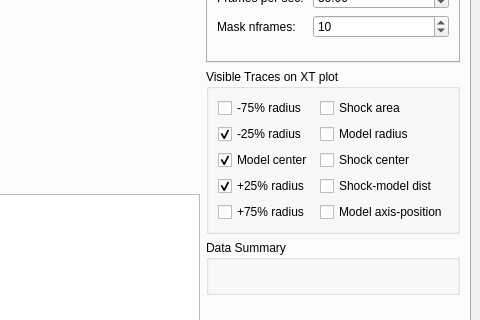
Above: arcjetCV/gui/arcjetCV.ui from magnus-haw/arcjetCV before the change; both pictures show x 705 to 1185 and y 242 to 562 of the 1185 by 746 pixel window. Below: the same form after it.
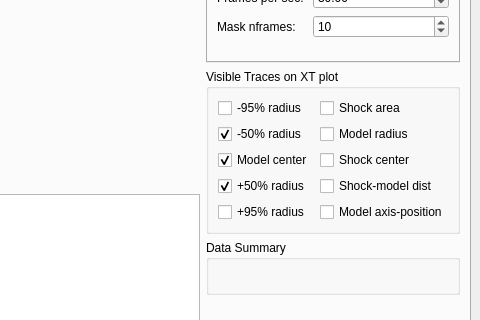
That is the form after the change. The open tabs and pages were chosen to show the change.

Commit message: updated interpolation positions and variable+labels from 25%,75% to 50%,95%

What changed in the file:
```diff
--- a/arcjetCV/gui/arcjetCV.ui
+++ b/arcjetCV/gui/arcjetCV.ui
@@ -1038,7 +1038,7 @@
              <item row="4" column="0">
               <widget class="QCheckBox" name="checkBox_75_radius">
                <property name="text">
-                <string>+75% radius</string>
+                <string>+95% radius</string>
                </property>
                <property name="checked">
                 <bool>false</bool>
@@ -1048,7 +1048,7 @@
              <item row="1" column="0">
               <widget class="QCheckBox" name="checkBox_m25_radius">
                <property name="text">
-                <string>-25% radius</string>
+                <string>-50% radius</string>
                </property>
                <property name="checked">
                 <bool>true</bool>
@@ -1065,7 +1065,7 @@
              <item row="3" column="0">
               <widget class="QCheckBox" name="checkBox_25_radius">
                <property name="text">
-                <string>+25% radius </string>
+                <string>+50% radius </string>
                </property>
                <property name="checked">
                 <bool>true</bool>
@@ -1099,7 +1099,7 @@
              <item row="0" column="0">
               <widget class="QCheckBox" name="checkBox_m75_radius">
                <property name="text">
-                <string>-75% radius</string>
+                <string>-95% radius</string>
                </property>
                <property name="checked">
                 <bool>false</bool>
```
Left out of the diff: 8 changed lines with no effect on the pictures. The commit also changes 5 other files.
